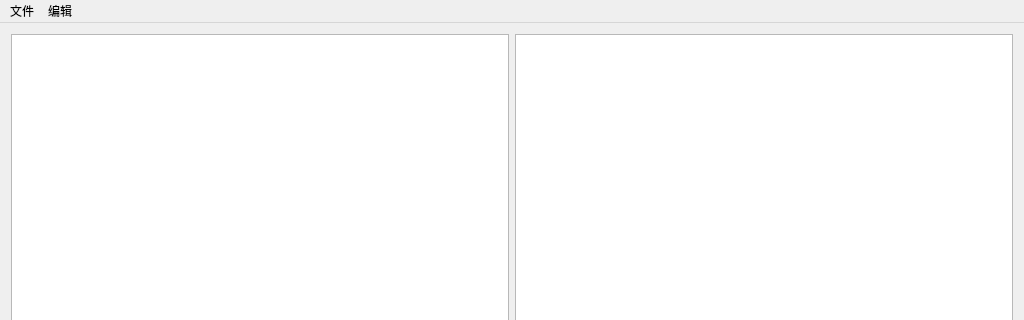
This is src/client/mainwindow.ui in TimHsue/Latex-Editor as Qt 5 draws it before an edit; both pictures show x 0 to 1024 and y 0 to 320 of the 1024 by 768 pixel window. The edited form follows.
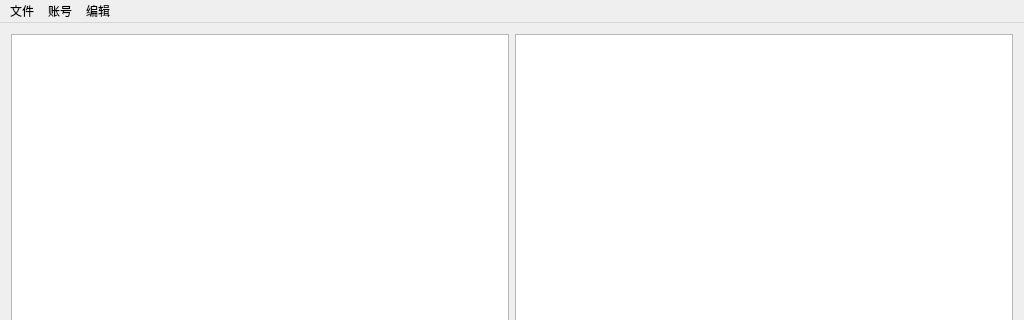
This is the edited form.

Patch:
```diff
--- a/src/client/mainwindow.ui
+++ b/src/client/mainwindow.ui
@@ -76,7 +76,7 @@
    </property>
    <widget class="QMenu" name="menuHello_World">
     <property name="title">
-     <string>文件</string>
+     <string>账号</string>
     </property>
    </widget>
    <widget class="QMenu" name="menu">
@@ -87,6 +87,13 @@
     <addaction name="emph"/>
     <addaction name="underline"/>
    </widget>
+   <widget class="QMenu" name="menu_2">
+    <property name="title">
+     <string>文件</string>
+    </property>
+    <addaction name="getFile"/>
+   </widget>
+   <addaction name="menu_2"/>
    <addaction name="menuHello_World"/>
    <addaction name="menu"/>
   </widget>
```
Left out of the diff: 36 changed lines with no effect on the pictures.
